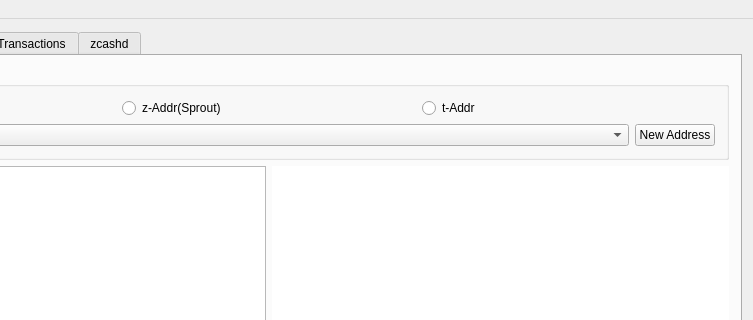
This is src/mainwindow.ui in z-bitcoinz/BitcoinZ_Blue as Qt 5 draws it before an edit; both pictures show x 215 to 968 and y 0 to 320 of the 968 by 616 pixel window. The edited form follows.
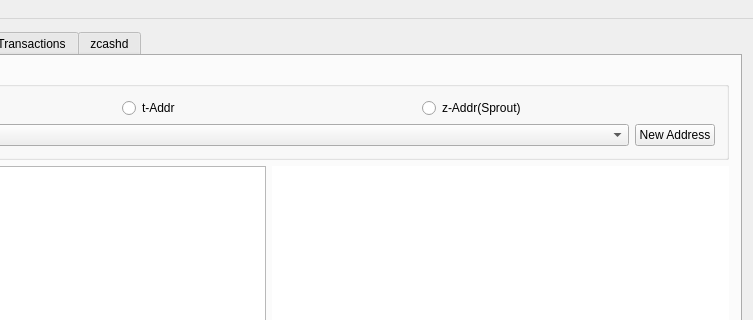
This is the edited form. The open tabs and pages were chosen to show the change. Icons and pictures are not drawn. Custom widgets are drawn as their Qt base class.

Commit message: Discourage creation of new sprout addresses

```diff
--- a/src/mainwindow.ui
+++ b/src/mainwindow.ui
@@ -603,13 +603,6 @@
                  </property>
                 </widget>
                </item>
-               <item>
-                <widget class="QRadioButton" name="rdioZAddr">
-                 <property name="text">
-                  <string>z-Addr(Sprout)</string>
-                 </property>
-                </widget>
-               </item>
                <item>
                 <widget class="QRadioButton" name="rdioTAddr">
                  <property name="sizePolicy">
@@ -623,6 +616,13 @@
                  </property>
                 </widget>
                </item>
+               <item>
+                <widget class="QRadioButton" name="rdioZAddr">
+                 <property name="text">
+                  <string>z-Addr(Sprout)</string>
+                 </property>
+                </widget>
+               </item>
               </layout>
              </item>
              <item>
```
Left out of the diff: 3 changed lines with no effect on the pictures. The commit also changes 1 other file.
